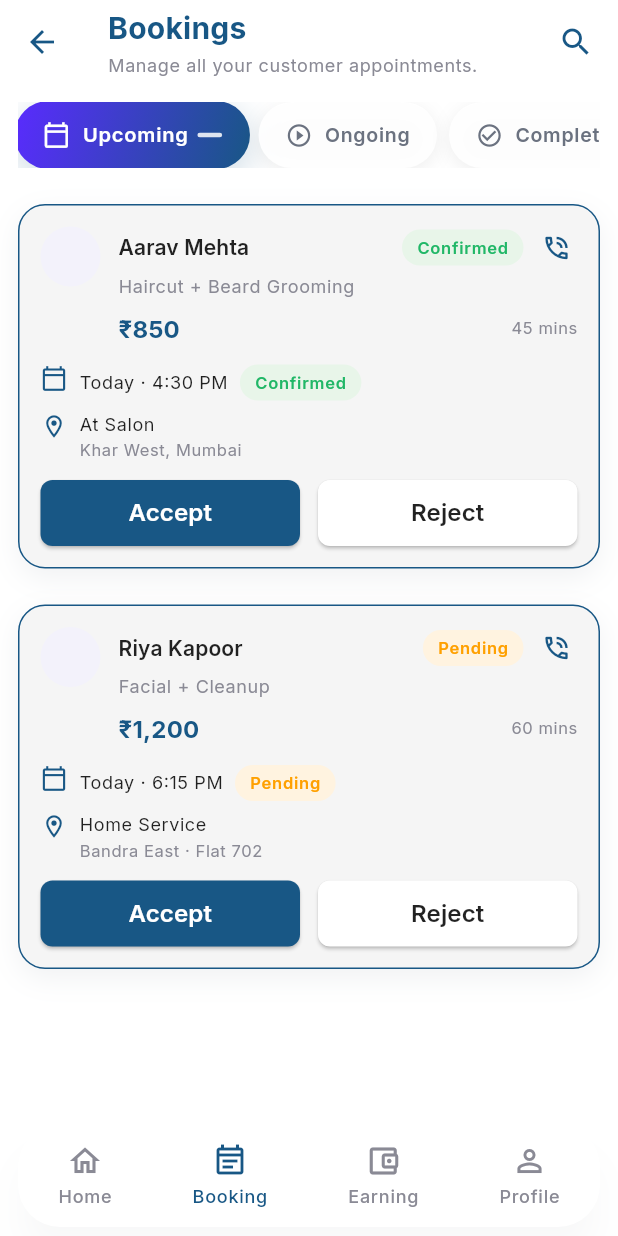
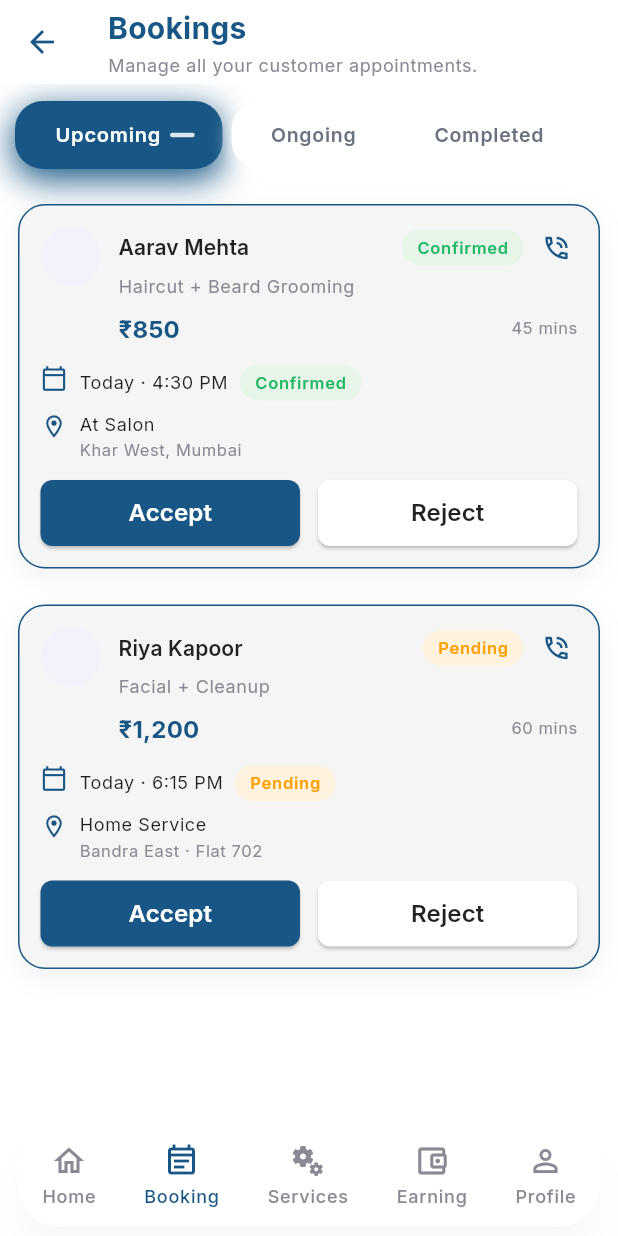
Before and after one commit to BharatNaai/bharatnaai-partner, a Flutter app: the DashboardScreen screen opened by its route, item 2 of the bottom bar chosen, after a tap on "Upcoming", on a phone screen of 412 x 824 dp. Run offline on Flutter 3.47's test engine with Material 3 defaults, Android fonts, the light colour scheme and no system bars; our stand-ins replace app_links, carousel_slider, device_info_plus, geocoding, geolocator, google_fonts and 3 more; missing offline and left inert: audio_session; accounts and stored records are empty.

Commit message:
fixes UI and enhanced the UX

```diff
--- a/lib/app.dart
+++ b/lib/app.dart
@@ -65,6 +65,7 @@ class _MyAppState extends State<MyApp> {
   Widget build(BuildContext context) {
     return MaterialApp(
       title: AppStrings.appName,
+      debugShowCheckedModeBanner: false,
       theme: ThemeData(
         primarySwatch: Colors.blue,
         visualDensity: VisualDensity.adaptivePlatformDensity,
--- a/lib/screens/bookings/bookings_list_screen.dart
+++ b/lib/screens/bookings/bookings_list_screen.dart
@@ -70,10 +70,6 @@ class _BookingsListScreenState extends State<BookingsListScreen> {
             ),
           ],
         ),
-        actions: const [
-          Icon(Icons.search, color: AppColors.textPrimary),
-          SizedBox(width: 16),
-        ],
       ),
       body: SingleChildScrollView(
         child: Column(
@@ -90,7 +86,6 @@ class _BookingsListScreenState extends State<BookingsListScreen> {
                     BookingPillTab(
                       label: 'Upcoming',
                       isSelected: _selectedMainStatus == BookingMainStatus.upcoming,
-                      icon: Icons.calendar_today_outlined,
                       onTap: () {
                         setState(() {
                           _selectedMainStatus = BookingMainStatus.upcoming;
@@ -101,7 +96,6 @@ class _BookingsListScreenState extends State<BookingsListScreen> {
                     BookingPillTab(
                       label: 'Ongoing',
                       isSelected: _selectedMainStatus == BookingMainStatus.ongoing,
-                      icon: Icons.play_circle_outline,
                       onTap: () {
                         setState(() {
                           _selectedMainStatus = BookingMainStatus.ongoing;
@@ -112,7 +106,6 @@ class _BookingsListScreenState extends State<BookingsListScreen> {
                     BookingPillTab(
                       label: 'Completed',
                       isSelected: _selectedMainStatus == BookingMainStatus.completed,
-                      icon: Icons.check_circle_outline,
                       onTap: () {
                         setState(() {
                           _selectedMainStatus = BookingMainStatus.completed;
--- a/lib/screens/earning_portfolio/earning_screen.dart
+++ b/lib/screens/earning_portfolio/earning_screen.dart
@@ -18,7 +18,7 @@ class EarningsScreen extends StatelessWidget {
       backgroundColor: AppColors.loginBackgroundEnd,
       appBar: AppBar(
         elevation: 0,
-        backgroundColor: Colors.white,
+        backgroundColor: AppColors.white,
         foregroundColor: AppColors.textPrimary,
         titleSpacing: 16,
         title: Text(
@@ -123,7 +123,7 @@ class _MainEarningsCard extends StatelessWidget {
     return Container(
       padding: const EdgeInsets.all(16),
       decoration: BoxDecoration(
-        color: Colors.white,
+        color: AppColors.white,
         borderRadius: BorderRadius.circular(18),
         boxShadow: const [
           BoxShadow(
@@ -140,12 +140,12 @@ class _MainEarningsCard extends StatelessWidget {
             width: 40,
             height: 40,
             decoration: BoxDecoration(
-              color: AppColors.loginPrimaryPurple,
+              color: AppColors.primaryColor,
               borderRadius: BorderRadius.circular(12),
             ),
             child: const Icon(
               Icons.account_balance_wallet_outlined,
-              color: Colors.white,
+              color: AppColors.white,
               size: 22,
             ),
           ),
@@ -209,7 +209,7 @@ class _SummaryEarningCard extends StatelessWidget {
     return Container(
       padding: const EdgeInsets.all(12),
       decoration: BoxDecoration(
-        color: Colors.white,
+        color: AppColors.white,
         borderRadius: BorderRadius.circular(16),
         boxShadow: const [
           BoxShadow(
@@ -226,10 +226,10 @@ class _SummaryEarningCard extends StatelessWidget {
             width: 32,
             height: 32,
             decoration: BoxDecoration(
-              color: AppColors.loginPrimaryPurple,
+              color: AppColors.primaryColor,
               borderRadius: BorderRadius.circular(10),
             ),
-            child: Icon(icon, color: Colors.white, size: 18),
+            child: Icon(icon, color: AppColors.white, size: 18),
           ),
           const SizedBox(height: 8),
           Text(
@@ -270,7 +270,7 @@ class _PayoutCard extends StatelessWidget {
     return Container(
       padding: const EdgeInsets.all(16),
       decoration: BoxDecoration(
-        color: Colors.white,
+        color: AppColors.white,
         borderRadius: BorderRadius.circular(18),
         boxShadow: const [
           BoxShadow(
@@ -295,7 +295,7 @@ class _PayoutCard extends StatelessWidget {
                 ),
                 child: const Icon(
                   Icons.account_balance_outlined,
-                  color: Colors.white,
+                  color: AppColors.white,
                   size: 22,
                 ),
               ),
@@ -405,7 +405,7 @@ class _PayoutListItem extends StatelessWidget {
       child: Container(
         padding: const EdgeInsets.all(12),
         decoration: BoxDecoration(
-          color: Colors.white,
+          color: AppColors.white,
           borderRadius: BorderRadius.circular(16),
           boxShadow: const [
             BoxShadow(
--- a/lib/widgets/booking_widgets.dart
+++ b/lib/widgets/booking_widgets.dart
@@ -72,14 +72,12 @@ class BookingPillTab extends StatelessWidget {
   final String label;
   final bool isSelected;
   final VoidCallback onTap;
-  final IconData icon;
 
   const BookingPillTab({
     super.key,
     required this.label,
     required this.isSelected,
     required this.onTap,
-    required this.icon,
   });
 
   @override
@@ -98,31 +96,21 @@ class BookingPillTab extends StatelessWidget {
           curve: Curves.easeOut,
           padding: const EdgeInsets.symmetric(horizontal: 18, vertical: 9),
           decoration: BoxDecoration(
-            borderRadius: BorderRadius.circular(22),
-            gradient: isSelected
-                ? const LinearGradient(
-                    colors: [
-                      AppColors.loginPrimaryPurple,
-                      AppColors.primaryBlue,
-                    ],
-                    begin: Alignment.topLeft,
-                    end: Alignment.bottomRight,
-                  )
-                : null,
+            borderRadius: BorderRadius.circular(18),
             color: isSelected
-                ? null
-                : Colors.white.withOpacity(0.9),
+                ? AppColors.buttonPrimary
+                : AppColors.white,
             boxShadow: [
               if (isSelected)
                 const BoxShadow(
-                  color: Color(0x33185785),
+                  color: AppColors.primaryColor,
                   blurRadius: 18,
                   offset: Offset(0, 6),
                   spreadRadius: 1,
                 )
               else
                 const BoxShadow(
-                  color: Color(0x11000000),
+                  color: AppColors.white,
                   blurRadius: 10,
                   offset: Offset(0, 3),
                 ),
@@ -131,18 +119,13 @@ class BookingPillTab extends StatelessWidget {
           child: Row(
             mainAxisSize: MainAxisSize.min,
             children: [
-              Icon(
-                icon,
-                size: 18,
-                color: isSelected ? Colors.white : AppColors.textGrey,
-              ),
               const SizedBox(width: 8),
               Text(
                 label,
                 style: textTheme.labelMedium?.copyWith(
                   fontSize: 13,
                   fontWeight: FontWeight.w600,
-                  color: isSelected ? Colors.white : AppColors.textGrey,
+                  color: isSelected ? AppColors.white : AppColors.textGrey,
                 ),
               ),
               if (isSelected) ...[
@@ -152,7 +135,7 @@ class BookingPillTab extends StatelessWidget {
                   width: 16,
                   decoration: BoxDecoration(
                     borderRadius: BorderRadius.circular(999),
-                    color: Colors.white.withOpacity(0.85),
+                    color: AppColors.white.withOpacity(0.85),
                   ),
                 ),
               ],
@@ -194,10 +177,7 @@ class BookingFilterChip extends StatelessWidget {
           borderRadius: BorderRadius.circular(20),
           gradient: isSelected
               ? const LinearGradient(
-                  colors: [
-                    AppColors.loginPrimaryPurple,
-                    AppColors.primaryBlue,
-                  ],
+                  colors: [AppColors.loginPrimaryPurple, AppColors.primaryBlue],
                 )
               : null,
           boxShadow: isSelected
@@ -221,7 +201,7 @@ class BookingFilterChip extends StatelessWidget {
           decoration: BoxDecoration(
             borderRadius: BorderRadius.circular(18),
             color: isSelected
-                ? Colors.white.withOpacity(0.95)
+                ? AppColors.buttonPrimary
                 : AppColors.loginBackgroundEnd.withOpacity(0.9),
           ),
           child: Row(
@@ -230,19 +210,16 @@ class BookingFilterChip extends StatelessWidget {
               Icon(
                 icon,
                 size: 16,
-                color:
-                    isSelected ? AppColors.primaryBlue : AppColors.textGrey,
+                color: isSelected ? AppColors.white : AppColors.textGrey,
               ),
               const SizedBox(width: 6),
               Text(
                 label,
                 style: textTheme.labelMedium?.copyWith(
                   fontSize: 13,
-                  fontWeight:
-                      isSelected ? FontWeight.w600 : FontWeight.w500,
-                  color: isSelected
-                      ? AppColors.textPrimary
-                      : AppColors.loginSubtitleText,
+                  fontWeight: isSelected ? FontWeight.w600 : FontWeight.w500,
+                  color:
+                      isSelected ? AppColors.white : AppColors.loginSubtitleText,
                 ),
               ),
             ],
@@ -284,10 +261,7 @@ class BookingCard extends StatelessWidget {
         padding: const EdgeInsets.all(14),
         decoration: BoxDecoration(
           color: AppColors.lightGreyBackground,
-          border: Border.all(
-            color: AppColors.primaryColor,
-            width: 1,
-          ),
+          border: Border.all(color: AppColors.primaryColor, width: 1),
           borderRadius: BorderRadius.circular(18),
           boxShadow: const [
             BoxShadow(
@@ -306,8 +280,9 @@ class BookingCard extends StatelessWidget {
                 CircleAvatar(
                   radius: 20,
                   backgroundColor: AppColors.loginBackgroundStart,
-                  backgroundImage:
-                      booking.avatarUrl.isNotEmpty ? NetworkImage(booking.avatarUrl) : null,
+                  backgroundImage: booking.avatarUrl.isNotEmpty
+                      ? NetworkImage(booking.avatarUrl)
+                      : null,
                 ),
                 const SizedBox(width: 12),
                 Expanded(
@@ -380,8 +355,11 @@ class BookingCard extends StatelessWidget {
             Row(
               crossAxisAlignment: CrossAxisAlignment.start,
               children: [
-                const Icon(Icons.calendar_today_outlined,
-                    size: 18, color: AppColors.primaryColor),
+                const Icon(
+                  Icons.calendar_today_outlined,
+                  size: 18,
+                  color: AppColors.primaryColor,
+                ),
                 const SizedBox(width: 8),
                 Expanded(
                   child: Row(
@@ -405,8 +383,11 @@ class BookingCard extends StatelessWidget {
             Row(
               crossAxisAlignment: CrossAxisAlignment.start,
               children: [
-                const Icon(Icons.location_on_outlined,
-                    size: 18, color: AppColors.primaryColor),
+                const Icon(
+                  Icons.location_on_outlined,
+                  size: 18,
+                  color: AppColors.primaryColor,
+                ),
                 const SizedBox(width: 8),
                 Expanded(
                   child: Column(
@@ -448,7 +429,7 @@ class BookingCard extends StatelessWidget {
                     child: CommonButton(
                       text: secondaryLabel!,
                       height: 44,
-                      backgroundColor: Colors.white,
+                      backgroundColor: AppColors.white,
                       textColor: AppColors.textSecondary,
                       onPressed: onSecondaryAction,
                     ),
--- a/lib/widgets/common_bottom_nav_bar.dart
+++ b/lib/widgets/common_bottom_nav_bar.dart
@@ -13,6 +13,7 @@ class BottomNavItemConfig {
 const List<BottomNavItemConfig> kBottomNavItems = [
   BottomNavItemConfig(icon: Icons.home_outlined, label: 'Home'),
   BottomNavItemConfig(icon: Icons.event_note_outlined, label: 'Booking'),
+  BottomNavItemConfig(icon: Icons.miscellaneous_services_outlined, label: 'Services'),
   BottomNavItemConfig(icon: Icons.account_balance_wallet_outlined, label: 'Earning'),
   BottomNavItemConfig(icon: Icons.person_outline, label: 'Profile'),
 ];
```
Also changed, not shown: lib/screens/dashboard/dashboard_screen.dart (+14 -138 lines), lib/screens/services/services_offered_screen.dart (+9 -132 lines), lib/widgets/service_offering_dialog.dart (added, +188 -0 lines).
